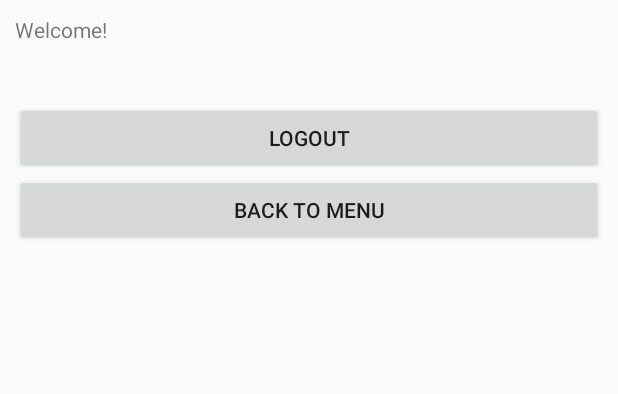
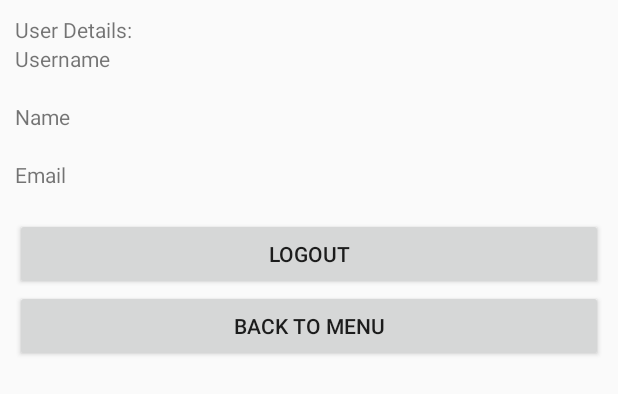
Before and after one commit to OlirianWarrior/DebateApp, an Android app: the layout activity_account.xml on its own in the app's theme, with its tools: preview values and no code run, on a phone screen of 412 x 824 dp. Shown: the top 394 px of the screen. Run offline under Robolectric (Android 15) with nearby library versions, the phone set to English and light mode, and no system bars.

```diff
--- a/app/src/main/res/layout/activity_account.xml
+++ b/app/src/main/res/layout/activity_account.xml
@@ -10,13 +10,40 @@
         android:layout_width="match_parent"
         android:layout_height="wrap_content"
         android:id="@+id/tvUserview"
-        android:text="Welcome!"
+        android:text="User Details:"
+        />
+
+    <TextView
+        android:layout_width="match_parent"
+        android:layout_height="wrap_content"
+        android:id="@+id/txt1"
+        android:text="Username"
+        />
+
+    <TextView
+        android:layout_width="match_parent"
+        android:layout_height="wrap_content"
+        android:id="@+id/txtUsername"
+        />
+
+    <TextView
+        android:layout_width="match_parent"
+        android:layout_height="wrap_content"
+        android:id="@+id/txt2"
+        android:text="Name"
         />
 
     <TextView
         android:layout_width="match_parent"
         android:layout_height="wrap_content"
         android:id="@+id/txtName"
+        />
+
+    <TextView
+        android:layout_width="match_parent"
+        android:layout_height="wrap_content"
+        android:id="@+id/txt3"
+        android:text="Email"
         />
 
     <TextView
```
Also changed, not shown: app/src/main/java/com/gmail/donncha/assignment/Account.java (+5 -4 lines), app/src/main/java/com/gmail/donncha/assignment/DatabaseHelper.java (+40 -9 lines).
